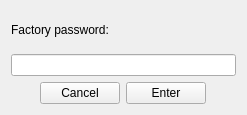
Old version of the form tank/qfactorysetpassform.ui in the repository photonlili/Tank.
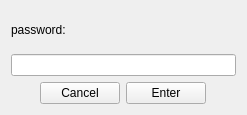
New version of the form. Custom widgets are drawn as their Qt base class.

```diff
--- a/tank/qfactorysetpassform.ui
+++ b/tank/qfactorysetpassform.ui
@@ -66,7 +66,7 @@
    <item row="0" column="0" colspan="4">
     <widget class="QLabel" name="label">
      <property name="text">
-      <string>Factory password:</string>
+      <string>password:</string>
      </property>
     </widget>
    </item>
```
